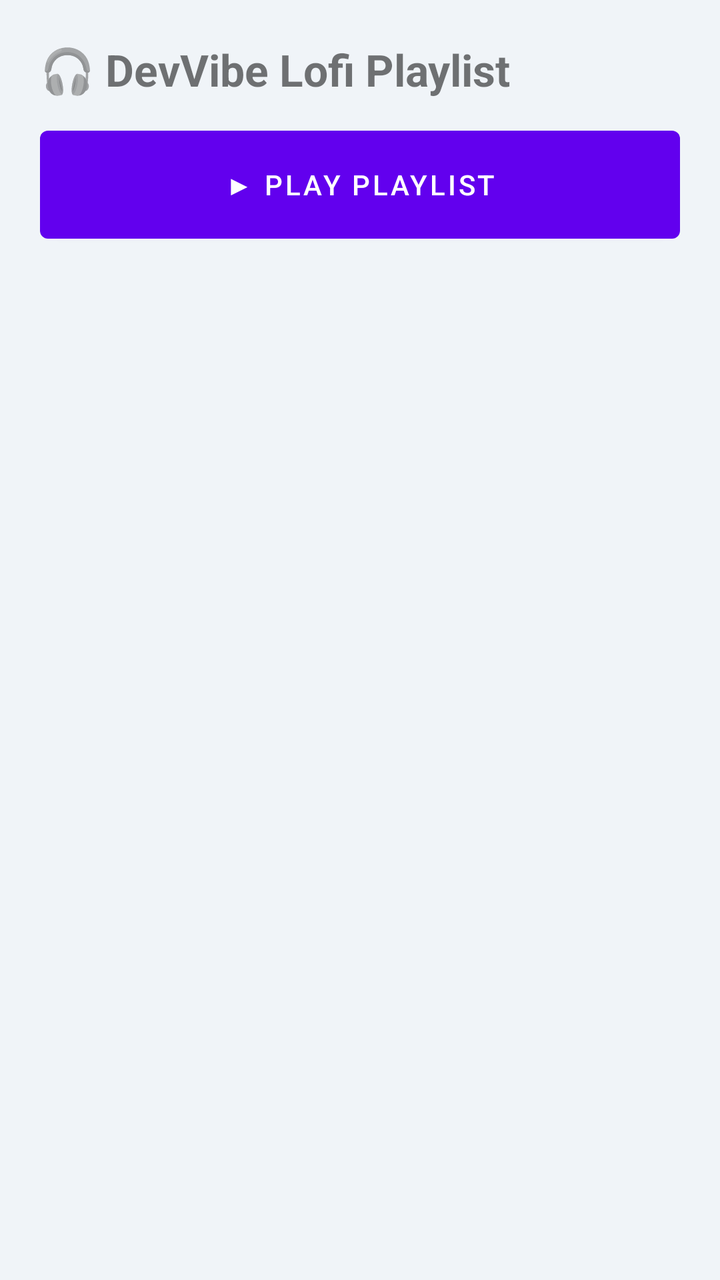
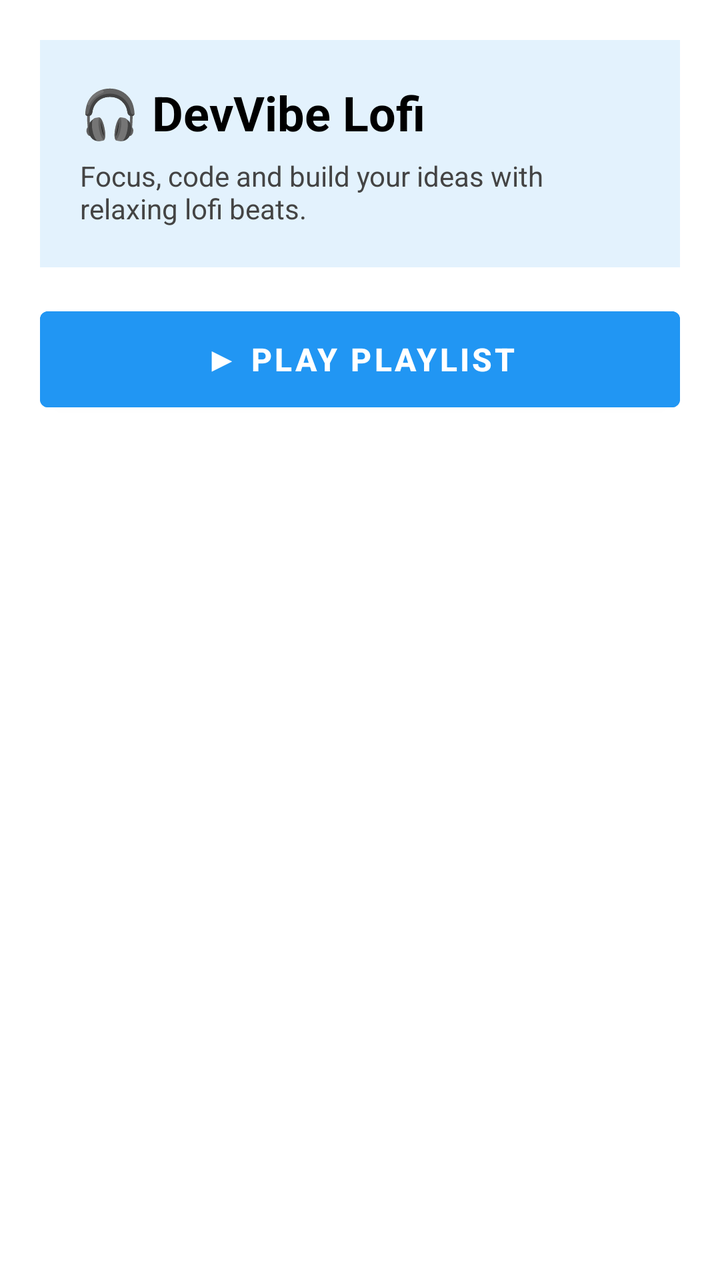

Two renders of the same Android screen: before a commit and after it. Below are the layout's source before the change and the commit's diff.
<!-- AndroidManifest.xml: application theme Theme.DevVibe -->
<!-- res/layout/activity_music.xml -->
<?xml version="1.0" encoding="utf-8"?>
<LinearLayout xmlns:android="http://schemas.android.com/apk/res/android"
    android:orientation="vertical"
    android:background="#f0f4f8"
    android:layout_width="match_parent"
    android:layout_height="match_parent">

    <LinearLayout
        android:id="@+id/playlistLayout"
        android:orientation="vertical"
        android:padding="20dp"
        android:layout_width="match_parent"
        android:layout_height="match_parent">

        <TextView
            android:layout_width="wrap_content"
            android:layout_height="wrap_content"
            android:layout_marginBottom="10dp"
            android:text="🎧 DevVibe Lofi Playlist"
            android:textSize="22sp"
            android:textStyle="bold" />

        <Button
            android:id="@+id/btnStartPlaylist"
            android:layout_width="match_parent"
            android:layout_height="66dp"
            android:text="▶ Play Playlist" />

        <androidx.recyclerview.widget.RecyclerView
            android:id="@+id/playlistRecycler"
            android:layout_width="match_parent"
            android:layout_height="0dp"
            android:layout_weight="1"/>

        <LinearLayout
            android:id="@+id/miniPlayer"
            android:visibility="gone"
            android:orientation="horizontal"
            android:padding="10dp"
            android:background="#FFFFFF"
            android:layout_width="match_parent"
            android:layout_height="70dp">

            <TextView
                android:id="@+id/miniTitle"
                android:layout_weight="1"
                android:singleLine="true"
                android:ellipsize="marquee"
                android:marqueeRepeatLimit="marquee_forever"
                android:focusable="true"
                android:focusableInTouchMode="true"
                android:scrollHorizontally="true"
                android:textSize="20sp"
                android:textStyle="bold"
                android:layout_width="0dp"
                android:layout_height="wrap_content"/>

            <Button
                android:id="@+id/miniPlayPause"
                android:text="⏯"
                android:layout_width="60dp"
                android:layout_height="wrap_content"/>

            <Button
                android:id="@+id/miniOpenPlayer"
                android:text="🎵"
                android:layout_width="60dp"
                android:layout_height="wrap_content"/>

        </LinearLayout>

    </LinearLayout>

    <LinearLayout
        android:id="@+id/playerLayout"
        android:visibility="gone"
        android:orientation="vertical"
        android:gravity="center"
        android:padding="24dp"
        android:layout_width="match_parent"
        android:layout_height="match_parent">

        <Button
            android:id="@+id/btnBackPlaylist"
            android:text="⬅ Playlist"
            android:layout_width="wrap_content"
            android:layout_height="wrap_content"/>

        <ImageView
            android:id="@+id/vinylImage"
            android:layout_width="150dp"
            android:layout_height="150dp"
            android:src="@drawable/vinyl"
            android:layout_marginTop="20dp"/>

        <TextView
            android:id="@+id/musicTitle"
            android:layout_width="match_parent"
            android:layout_height="wrap_content"
            android:text="Music title"
            android:textSize="20sp"
            android:textStyle="bold"
            android:singleLine="true"
            android:ellipsize="marquee"
            android:marqueeRepeatLimit="marquee_forever"
            android:focusable="true"
            android:focusableInTouchMode="true"
            android:scrollHorizontally="true"/>

        <SeekBar
            android:id="@+id/musicProgress"
            android:layout_width="match_parent"
            android:layout_height="wrap_content"/>

        <TextView
            android:id="@+id/timeText"
            android:text="00:00 / 00:00"
            android:layout_width="wrap_content"
            android:layout_height="wrap_content"/>

        <SeekBar
            android:id="@+id/volumeSeek"
            android:layout_width="match_parent"
            android:layout_height="wrap_content"/>

        <LinearLayout
            android:orientation="horizontal"
            android:gravity="center"
            android:layout_marginTop="20dp"
            android:layout_width="match_parent"
            android:layout_height="wrap_content">

            <Button
                android:id="@+id/btnPrev"
                android:text="⏮"
                android:layout_width="70dp"
                android:layout_height="wrap_content"/>

            <Button
                android:id="@+id/btnPlay"
                android:text="▶"
                android:layout_width="70dp"
                android:layout_height="wrap_content"/>

            <Button
                android:id="@+id/btnNext"
                android:text="⏭"
                android:layout_width="70dp"
                android:layout_height="wrap_content"/>

        </LinearLayout>

        <Button
            android:id="@+id/btnLoop"
            android:text="Loop Off"
            android:layout_marginTop="10dp"
            android:layout_width="150dp"
            android:layout_height="wrap_content"/>

    </LinearLayout>

</LinearLayout>
<!-- resources referenced by this layout -->
<resources>
  <!-- drawable vinyl: png bitmap (drawable, 26524 bytes) -->
  <style name="Theme.DevVibe" parent="Base.Theme.DevVibe" />
  <style name="Base.Theme.DevVibe" parent="Theme.MaterialComponents.DayNight.NoActionBar">
          
          
      </style>
</resources>

<!-- the commit's change to res/layout/activity_music.xml (unified diff, before → after) -->
@@ -1,162 +1,257 @@
 <?xml version="1.0" encoding="utf-8"?>
 <LinearLayout xmlns:android="http://schemas.android.com/apk/res/android"
-    android:orientation="vertical"
-    android:background="#f0f4f8"
     android:layout_width="match_parent"
-    android:layout_height="match_parent">
+    android:layout_height="match_parent"
+    android:background="#FFFFFF"
+    android:orientation="vertical">
+
+    
 
     <LinearLayout
         android:id="@+id/playlistLayout"
+        android:layout_width="match_parent"
+        android:layout_height="match_parent"
         android:orientation="vertical"
-        android:padding="20dp"
-        android:layout_width="match_parent"
-        android:layout_height="match_parent">
-
-        <TextView
-            android:layout_width="wrap_content"
+        android:padding="20dp">
+
+        
+
+        <LinearLayout
+            android:layout_width="match_parent"
             android:layout_height="wrap_content"
-            android:layout_marginBottom="10dp"
-            android:text="🎧 DevVibe Lofi Playlist"
-            android:textSize="22sp"
-            android:textStyle="bold" />
+            android:layout_marginBottom="16dp"
+            android:background="#E3F2FD"
+            android:orientation="vertical"
+            android:padding="20dp">
+
+            <TextView
+                android:layout_width="wrap_content"
+                android:layout_height="wrap_content"
+                android:text="🎧 DevVibe Lofi"
+                android:textColor="#000"
+                android:textSize="24sp"
+                android:textStyle="bold" />
+
+            <TextView
+                android:layout_width="wrap_content"
+                android:layout_height="wrap_content"
+                android:layout_marginTop="6dp"
+                android:text="Focus, code and build your ideas with relaxing lofi beats."
+                android:textColor="#444"
+                android:textSize="14sp" />
+
+        </LinearLayout>
+
+
+        
 
         <Button
             android:id="@+id/btnStartPlaylist"
             android:layout_width="match_parent"
-            android:layout_height="66dp"
-            android:text="▶ Play Playlist" />
+            android:layout_height="60dp"
+            android:layout_marginBottom="12dp"
+            android:backgroundTint="#2196F3"
+            android:text="▶ Play Playlist"
+            android:textColor="#FFFFFF"
+            android:textSize="16sp"
+            android:textStyle="bold" />
+
+
+        
 
         <androidx.recyclerview.widget.RecyclerView
             android:id="@+id/playlistRecycler"
             android:layout_width="match_parent"
             android:layout_height="0dp"
-            android:layout_weight="1"/>
+            android:layout_weight="1" />
+
+
+        
 
         <LinearLayout
             android:id="@+id/miniPlayer"
-            android:visibility="gone"
+            android:layout_width="match_parent"
+            android:layout_height="70dp"
+            android:layout_marginTop="10dp"
+            android:background="#F7F7F7"
+            android:elevation="4dp"
             android:orientation="horizontal"
-            android:padding="10dp"
-            android:background="#FFFFFF"
-            android:layout_width="match_parent"
-            android:layout_height="70dp">
+            android:padding="14dp"
+            android:visibility="gone">
 
             <TextView
                 android:id="@+id/miniTitle"
+                android:layout_width="0dp"
+                android:layout_height="wrap_content"
                 android:layout_weight="1"
-                android:singleLine="true"
                 android:ellipsize="marquee"
-                android:marqueeRepeatLimit="marquee_forever"
                 android:focusable="true"
                 android:focusableInTouchMode="true"
+                android:marqueeRepeatLimit="marquee_forever"
                 android:scrollHorizontally="true"
-                android:textSize="20sp"
-                android:textStyle="bold"
+                android:singleLine="true"
+                android:textColor="#000"
+                android:textSize="16sp"
+                android:textStyle="bold" />
+
+            <Button
+                android:id="@+id/miniPlayPause"
+                android:layout_width="60dp"
+                android:layout_height="wrap_content"
+                android:background="@android:color/transparent"
+                android:text="⏯"
+                android:textSize="18sp" />
+
+            <Button
+                android:id="@+id/miniOpenPlayer"
+                android:layout_width="60dp"
+                android:layout_height="wrap_content"
+                android:background="@android:color/transparent"
+                android:text="🎵"
+                android:textSize="18sp" />
+
+        </LinearLayout>
+
+    </LinearLayout>
+
+
+    
+    <LinearLayout
+        android:id="@+id/playerLayout"
+        android:layout_width="match_parent"
+        android:layout_height="match_parent"
+        android:background="#FFFFFF"
+        android:orientation="vertical"
+        android:visibility="gone">
+
+        <LinearLayout
+            android:layout_width="match_parent"
+            android:layout_height="wrap_content"
+            android:paddingHorizontal="24dp"
+            android:paddingTop="10dp"
+            android:orientation="horizontal"
+            android:gravity="center_vertical">
+
+            <TextView
+                android:id="@+id/logoText"
+                android:text="🎵 Lofi music"
+                android:textSize="15sp"
+                android:textColor="#000"
+                android:layout_weight="1"
                 android:layout_width="0dp"
                 android:layout_height="wrap_content"/>
 
+            <ImageButton
+                android:id="@+id/btnMenu"
+                android:layout_width="40dp"
+                android:layout_height="40dp"
+                android:background="@android:color/transparent"
+                android:contentDescription="menu button"
+                android:src="@android:drawable/ic_menu_more" />
+
+        </LinearLayout>
+
+        <LinearLayout
+            android:layout_width="match_parent"
+            android:layout_height="match_parent"
+            android:gravity="center"
+            android:orientation="vertical"
+            android:padding="24dp">
+
+            <ImageView
+                android:id="@+id/vinylImage"
+                android:layout_width="170dp"
+                android:layout_height="170dp"
+                android:layout_marginTop="20dp"
+                android:src="@drawable/vinyl" />
+
+            <TextView
+                android:id="@+id/musicTitle"
+                android:layout_width="match_parent"
+                android:layout_height="wrap_content"
+                android:layout_marginTop="12dp"
+                android:ellipsize="marquee"
+                android:focusable="true"
+                android:focusableInTouchMode="true"
+                android:marqueeRepeatLimit="marquee_forever"
+                android:scrollHorizontally="true"
+                android:singleLine="true"
+                android:text="Music title"
+                android:textAlignment="center"
+                android:textSize="20sp"
+                android:textStyle="bold" />
+
+            <SeekBar
+                android:id="@+id/musicProgress"
+                android:layout_width="match_parent"
+                android:layout_height="wrap_content"
+                android:layout_marginTop="10dp"
+                android:progressTint="#2196F3"
+                android:thumbTint="#2196F3" />
+
+            <TextView
+                android:id="@+id/timeText"
+                android:layout_width="wrap_content"
+                android:layout_height="wrap_content"
+                android:layout_marginBottom="10dp"
+                android:text="00:00 / 00:00" />
+
+            <TextView
+                android:layout_width="wrap_content"
+                android:layout_height="wrap_content"
+                android:text="Volume"
+                android:textStyle="bold" />
+
+            <SeekBar
+                android:id="@+id/volumeSeek"
+                android:layout_width="match_parent"
+                android:layout_height="wrap_content"
+                android:progressTint="#2196F3"
+                android:thumbTint="#2196F3" />
+
+            <LinearLayout
+                android:layout_width="match_parent"
+                android:layout_height="wrap_content"
+                android:layout_marginTop="24dp"
+                android:gravity="center"
+                android:orientation="horizontal">
+
+                <Button
+                    android:id="@+id/btnPrev"
+                    android:layout_width="70dp"
+                    android:layout_height="wrap_content"
+                    android:background="@android:color/transparent"
+                    android:text="⏮️"
+                    android:textSize="20sp" />
+
+                <Button
+                    android:id="@+id/btnPlay"
+                    android:layout_width="70dp"
+                    android:layout_height="wrap_content"
+                    android:background="@android:color/transparent"
+                    android:text="▶️️"
+                    android:textSize="22sp" />
+
+                <Button
+                    android:id="@+id/btnNext"
+                    android:layout_width="70dp"
+                    android:layout_height="wrap_content"
+                    android:background="@android:color/transparent"
+                    android:text="⏭️"
+                    android:textSize="20sp" />
+
+            </LinearLayout>
+
             <Button
-                android:id="@+id/miniPlayPause"
-                android:text="⏯"
-                android:layout_width="60dp"
-                android:layout_height="wrap_content"/>
-
-            <Button
-                android:id="@+id/miniOpenPlayer"
-                android:text="🎵"
-                android:layout_width="60dp"
-                android:layout_height="wrap_content"/>
-
-        </LinearLayout>
-
+                android:id="@+id/btnLoop"
+                android:layout_width="150dp"
+                android:layout_height="wrap_content"
+                android:layout_marginTop="16dp"
+                android:backgroundTint="#2196F3"
+                android:text="Loop Off"
+                android:textColor="#FFFFFF" />
+
+        </LinearLayout>
     </LinearLayout>
 
-    <LinearLayout
-        android:id="@+id/playerLayout"
-        android:visibility="gone"
-        android:orientation="vertical"
-        android:gravity="center"
-        android:padding="24dp"
-        android:layout_width="match_parent"
-        android:layout_height="match_parent">
-
-        <Button
-            android:id="@+id/btnBackPlaylist"
-            android:text="⬅ Playlist"
-            android:layout_width="wrap_content"
-            android:layout_height="wrap_content"/>
-
-        <ImageView
-            android:id="@+id/vinylImage"
-            android:layout_width="150dp"
-            android:layout_height="150dp"
-            android:src="@drawable/vinyl"
-            android:layout_marginTop="20dp"/>
-
-        <TextView
-            android:id="@+id/musicTitle"
-            android:layout_width="match_parent"
-            android:layout_height="wrap_content"
-            android:text="Music title"
-            android:textSize="20sp"
-            android:textStyle="bold"
-            android:singleLine="true"
-            android:ellipsize="marquee"
-            android:marqueeRepeatLimit="marquee_forever"
-            android:focusable="true"
-            android:focusableInTouchMode="true"
-            android:scrollHorizontally="true"/>
-
-        <SeekBar
-            android:id="@+id/musicProgress"
-            android:layout_width="match_parent"
-            android:layout_height="wrap_content"/>
-
-        <TextView
-            android:id="@+id/timeText"
-            android:text="00:00 / 00:00"
-            android:layout_width="wrap_content"
-            android:layout_height="wrap_content"/>
-
-        <SeekBar
-            android:id="@+id/volumeSeek"
-            android:layout_width="match_parent"
-            android:layout_height="wrap_content"/>
-
-        <LinearLayout
-            android:orientation="horizontal"
-            android:gravity="center"
-            android:layout_marginTop="20dp"
-            android:layout_width="match_parent"
-            android:layout_height="wrap_content">
-
-            <Button
-                android:id="@+id/btnPrev"
-                android:text="⏮"
-                android:layout_width="70dp"
-                android:layout_height="wrap_content"/>
-
-            <Button
-                android:id="@+id/btnPlay"
-                android:text="▶"
-                android:layout_width="70dp"
-                android:layout_height="wrap_content"/>
-
-            <Button
-                android:id="@+id/btnNext"
-                android:text="⏭"
-                android:layout_width="70dp"
-                android:layout_height="wrap_content"/>
-
-        </LinearLayout>
-
-        <Button
-            android:id="@+id/btnLoop"
-            android:text="Loop Off"
-            android:layout_marginTop="10dp"
-            android:layout_width="150dp"
-            android:layout_height="wrap_content"/>
-
-    </LinearLayout>
-
 </LinearLayout>
